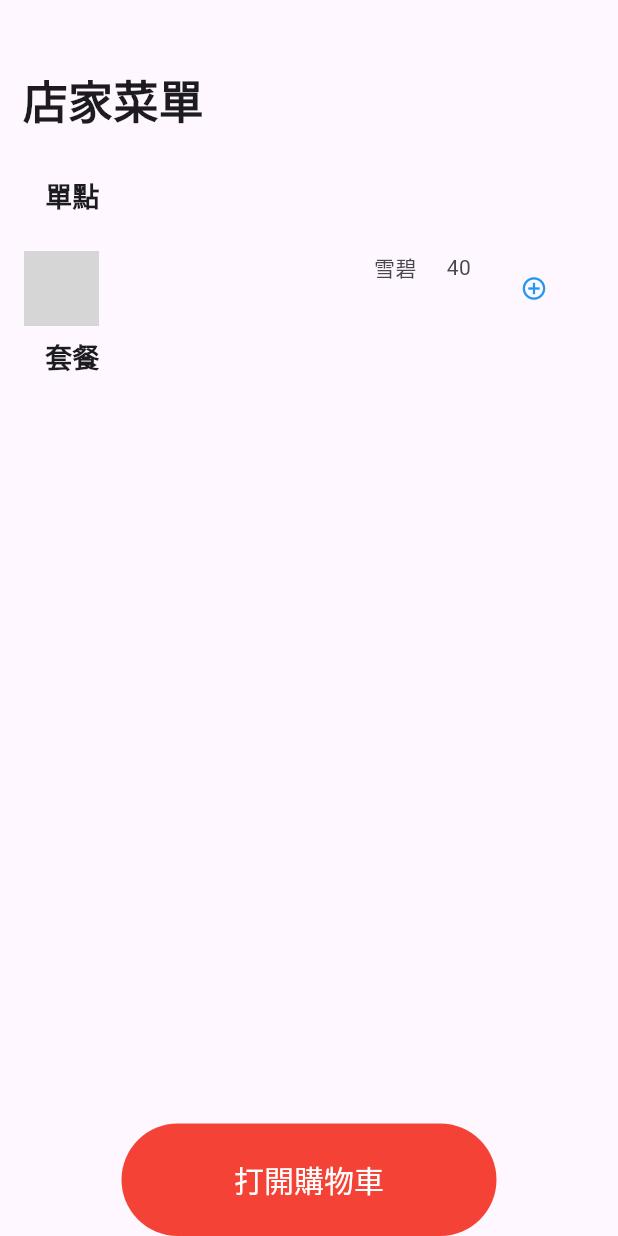
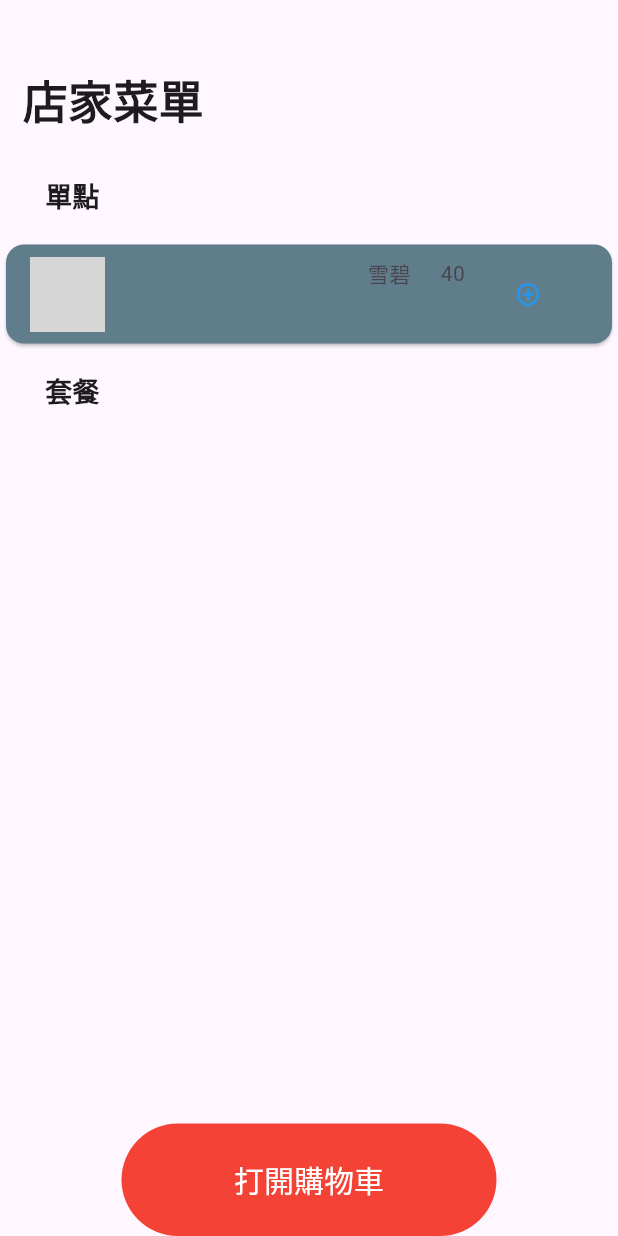
Before and after one commit to Ru034/Foodapp_user, a Flutter app: the screen it shows after launch, after a tap on "打開店家", on a phone screen of 412 x 824 dp. Run offline on Flutter 3.47's test engine with Material 2 defaults, Android fonts, the phone set to English and light mode, and no system bars; our stand-ins replace csv, file_picker, google_sign_in, googleapis_auth, image_picker, shared_preferences; missing offline and left inert: googleapis; grey boxes are pictures that could not be loaded.

Commit message:
改成卡片

```diff
--- a/lib/shopmenu.dart
+++ b/lib/shopmenu.dart
@@ -68,8 +68,6 @@ class _HomePageState extends State<HomePage> {
   //HomePage 的狀態類別，用於管理狀態變化
   List<List<dynamic>> _data = [];
   List<List<dynamic>> _data2 = [];
-
-
   get auth2 => null;
 
   Future<void> saveCsvToNewDirectory() async {
@@ -579,13 +577,14 @@ class _HomePageState extends State<HomePage> {
                           (index > 0 &&
                               _data[index][3] != _data[index - 1][3]) ||
                           index == 0)
-                    ListTile(
+                        Card(
+                          color: Colors.blueGrey,
+                          child: ListTile(
                             subtitle: Column(
                               children: [
                                 Row(
                                   children: [
                                     Expanded(
-                                //新增圖片
                                       child: Row(
                                         children: [
                                           if (index == 0 &&
@@ -633,7 +632,8 @@ class _HomePageState extends State<HomePage> {
                                           },
                                           child: const Icon(
                                             Icons.add_circle_outline_sharp,
-                                        color: Colors.blue),
+                                            color: Colors.blue,
+                                          ),
                                         ),
                                       ],
                                     ),
@@ -642,8 +642,9 @@ class _HomePageState extends State<HomePage> {
                               ],
                             ),
                           ),
+                        ),
                     const Padding(
-                  padding: EdgeInsets.only(left: 30.0),
+                      padding: EdgeInsets.only(top: 15, left: 30.0, bottom: 15),
                       //const EdgeInsets.only(left: 40.0)
                       child: Text(
                         "套餐",
@@ -653,9 +654,12 @@ class _HomePageState extends State<HomePage> {
                         ),
                       ),
                     ),
+                    // 套餐卡片
                     for (int index = 0; index < _data.length; index++)
                       if (_data[index][0] == 2)
-                    ListTile(
+                        Card(
+                          color: Colors.white38,
+                          child: ListTile(
                             subtitle: Column(
                               crossAxisAlignment: CrossAxisAlignment.start,
                               children: [
@@ -693,11 +697,13 @@ class _HomePageState extends State<HomePage> {
                                                 showAlertDialog2(
                                                   _data[index][3].toString(),
                                                   _data[index][5].toString(),
-                                              index);
+                                                  index,
+                                                );
                                               },
                                               child: const Icon(
                                                 Icons.add_circle_outline_sharp,
-                                            color: Colors.blue),
+                                                color: Colors.blue,
+                                              ),
                                             ),
                                         ],
                                       ),
@@ -707,6 +713,8 @@ class _HomePageState extends State<HomePage> {
                               ],
                             ),
                           ),
+                        ),
+
                   ],
                 ),
               ],
```
Lines whose indentation alone changed are shown as unchanged.
